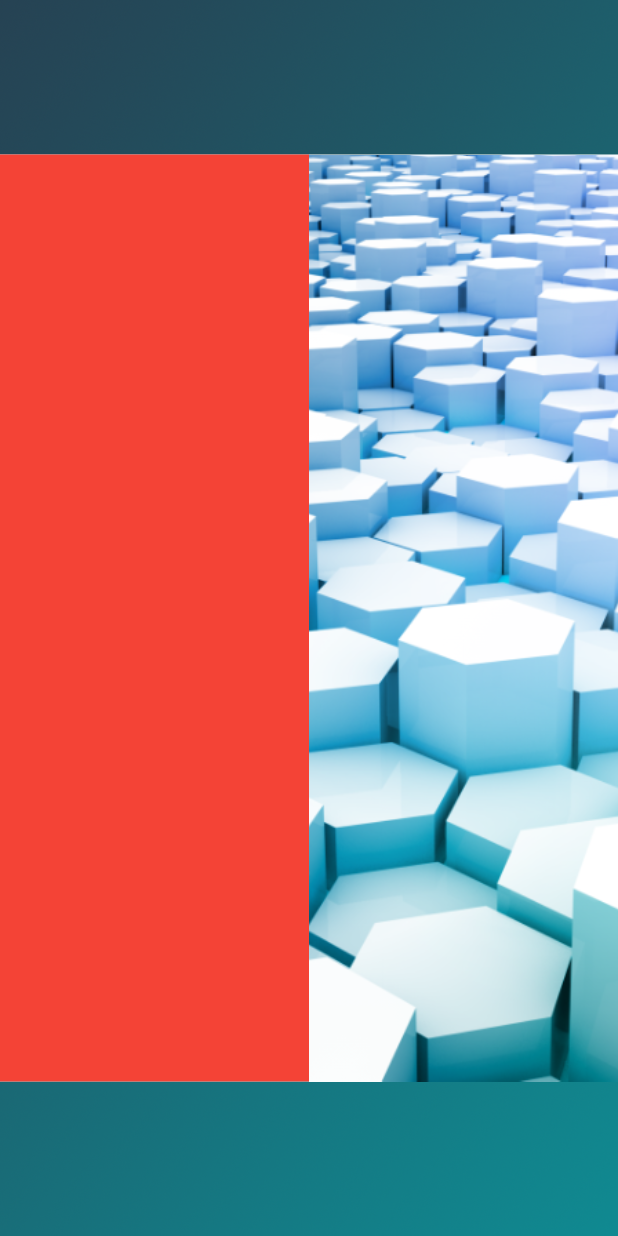
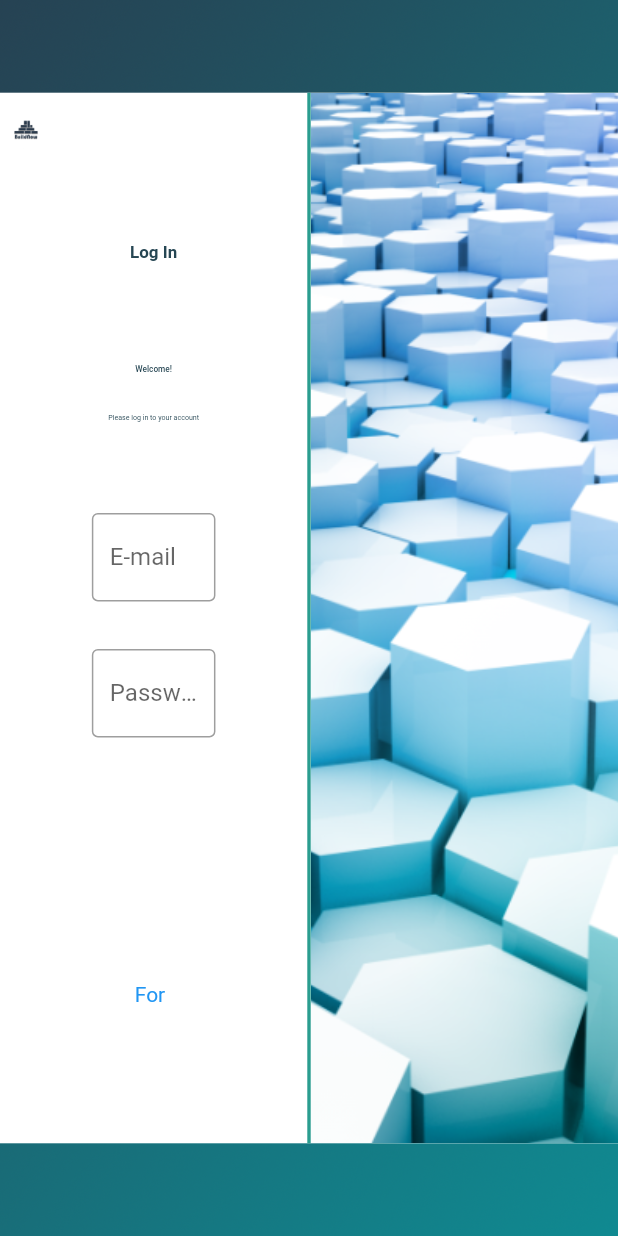
Before and after one commit to tudorkalisch/DpIT, a Flutter app: the screen it shows after launch, on a phone screen of 412 x 824 dp. Run offline on Flutter 3.47's test engine with Material 2 defaults, Android fonts, the phone set to English and light mode, and no system bars.

Commit message:
Almost done
Implementation almost done

```diff
--- a/lib/loginpage.dart
+++ /dev/null
@@ -1,39 +0,0 @@
-import 'package:flutter/material.dart';
-
-import './loginpage_form.dart';
-import './loginpage_image.dart';
-
-class LoginPage extends StatelessWidget {
-  @override
-  Widget build(BuildContext context) {
-  final screenWidth = MediaQuery.of(context).size.width;
-  final screenHeight = MediaQuery.of(context).size.height;
-    return Container(
-        height: double.infinity,
-        width: double.infinity,
-        decoration: const BoxDecoration(
-          image: DecorationImage(
-            image: AssetImage("assets/gradient.png"),
-            fit: BoxFit.cover
-          )
-        ),
-        child: Center(
-          child: Container(
-          constraints: BoxConstraints(
-            minHeight: 350,
-            minWidth: 665
-          ),
-            width: screenWidth * 0.65,
-            height: screenHeight * 0.75,
-            color: Colors.white,
-            child: Row(
-              children: [
-                LoginPageForm(),
-                LoginPageImage()
-              ],
-            )
-        )
-      )
-    );
-  }
-}
--- /dev/null
+++ b/lib/loginpage/loginpage.dart
@@ -0,0 +1,40 @@
+import 'package:flutter/material.dart';
+
+import './loginpage_form.dart';
+import 'loginpage_image.dart';
+
+class LoginPage extends StatelessWidget {
+  @override
+  Widget build(BuildContext context) {
+    final screenWidth = MediaQuery.of(context).size.width;
+    final screenHeight = MediaQuery.of(context).size.height;
+    return Scaffold(
+        body: Container(
+            height: double.infinity,
+            width: double.infinity,
+            decoration: const BoxDecoration(
+                image: DecorationImage(
+                    image: AssetImage("assets/gradient.png"),
+                    fit: BoxFit.cover)),
+            child: Center(
+                child: Container(
+                    constraints: BoxConstraints(minHeight: 350, minWidth: 665),
+                    width: screenWidth * 0.61,
+                    height: screenHeight * 0.85,
+                    color: Colors.white,
+                    child: Row(
+                      children: [
+                        LoginPageForm(
+                            screenHeight: screenHeight,
+                            screenWidth: screenWidth),
+                        Expanded(
+                            flex: 1,
+                            child: Container(
+                                height: double.infinity,
+                                width: double.infinity,
+                                color: Color(0xff2a9d8f))),
+                        LoginPageImage()
+                      ],
+                    )))));
+  }
+}
--- /dev/null
+++ b/lib/loginpage/loginpage_form.dart
@@ -0,0 +1,100 @@
+import 'package:flutter/material.dart';
+
+import './loginpage_logo.dart';
+
+class LoginPageForm extends StatelessWidget {
+  final screenWidth;
+  final screenHeight;
+
+  LoginPageForm({this.screenWidth, this.screenHeight});
+
+  @override
+  Widget build(BuildContext context) {
+    return Expanded(
+      flex: 90,
+      child: FractionallySizedBox(
+        widthFactor: 1,
+        heightFactor: 1,
+        alignment: Alignment.topLeft,
+        child: Stack(
+          alignment: Alignment.center,
+          children: [
+            LoginPageLogo(screenHeight: screenHeight, screenWidth: screenWidth),
+            Positioned(
+              top: screenHeight * 0.12,
+              child: DefaultTextStyle(
+                style: TextStyle(color: Color(0xff264653), fontSize: screenWidth * 0.0275, fontWeight: FontWeight.bold),
+                child: Text(
+                  "Log In",
+                  textAlign: TextAlign.center,
+                )
+              )
+            ),
+            Positioned(
+              top: screenHeight * 0.22,
+              child: DefaultTextStyle(
+                style: TextStyle(color: Color(0xff264653), fontSize: screenWidth * 0.0135, fontWeight: FontWeight.w500),
+                child: Text(
+                  "Welcome!",
+                  textAlign: TextAlign.center,
+                ),
+              )
+            ),
+            Positioned(
+              top: screenHeight * 0.26,
+              child: DefaultTextStyle(
+                style: TextStyle(color: Color(0xff264653), fontSize: screenWidth * 0.0115),
+                child: Text(
+                  "Please log in to your account",
+                  textAlign: TextAlign.center,
+                ),
+              )
+            ),
+            Positioned(
+              top: screenHeight * 0.34,
+              child: SizedBox(
+                height: screenHeight * 0.08,
+                width: screenWidth * 0.2,
+                child: TextField(
+                  decoration: InputDecoration(
+                    border: OutlineInputBorder(),
+                    hintText: "E-mail"
+                  ),
+                )
+              )
+            ),
+            Positioned(
+              top: screenHeight * 0.45,
+              child: SizedBox(
+                height: screenHeight * 0.08,
+                width: screenWidth * 0.2,
+                child: TextField(
+                  decoration: InputDecoration(
+                    border: OutlineInputBorder(),
+                    hintText: "Password"
+                  ),
+                )
+              )
+            ),
+            Positioned(
+              bottom: screenHeight * 0.1,
+              child: Container(
+                width: screenWidth * 0.1,
+                height: screenHeight * 0.04,
+                child: TextButton(
+                  style: TextButton.styleFrom(
+                    textStyle: TextStyle(
+                      color: Colors.blue
+                    )
+                  ),
+                  onPressed: () {},
+                  child: const Text("Forgot password?")
+                ),
+              )
+            ),
+          ]
+        )
+      ),
+    );
+  }
+}
--- a/lib/loginpage_image.dart
+++ b/lib/loginpage/loginpage_image.dart
@@ -4,7 +4,8 @@ class LoginPageImage extends StatelessWidget {
   @override
   Widget build(BuildContext context) {
     return Expanded(
-      child: FractionallySizedBox(
+      flex: 90, //avem valori asa de mari aici pentru a face bara colorata din mijloc mica
+      child: FractionallySizedBox( //din ceva motiv cu Container simplu nu afisa imaginea si a ramas FractionallySizedBox, dar voi reveni aici
         widthFactor: 1,
         heightFactor: 1,
         alignment: Alignment.topRight,
--- /dev/null
+++ b/lib/loginpage/loginpage_logo.dart
@@ -0,0 +1,20 @@
+import 'package:flutter/material.dart';
+
+class LoginPageLogo extends StatelessWidget {
+  final screenWidth;
+  final screenHeight;
+
+  LoginPageLogo({this.screenWidth, this.screenHeight});
+
+  @override
+  Widget build(BuildContext context) {
+    return Positioned(
+      left: 0,
+      top: screenHeight * 0.016,
+      child: Image.asset(
+        "assets/Logotr.png",
+        scale: 1 / screenWidth * 22500
+      )
+    );
+  }
+}
--- a/lib/loginpage_form.dart
+++ /dev/null
@@ -1,17 +0,0 @@
-import 'package:flutter/material.dart';
-
-class LoginPageForm extends StatelessWidget {
-  @override
-  Widget build(BuildContext context) {
-    return Expanded(
-      child: FractionallySizedBox(
-        widthFactor: 1,
-        heightFactor: 1,
-        alignment: Alignment.topLeft,
-        child: Container(
-          color: Colors.red
-        )
-      ),
-    );
-  }
-}
--- a/lib/main.dart
+++ b/lib/main.dart
@@ -1,6 +1,6 @@
 import 'package:flutter/material.dart';
 
-import './loginpage.dart';
+import 'loginpage/loginpage.dart';
 
 void main() {
   runApp(MyApp());
--- a/pubspec.yaml
+++ b/pubspec.yaml
@@ -60,6 +60,7 @@ flutter:
   assets:
     - assets/gradient.png
     - assets/loginpageimage.png
+    - assets/Logotr.png
 
   # An image asset can refer to one or more resolution-specific "variants", see
   # https://flutter.dev/assets-and-images/#resolution-aware
```
Also changed, not shown: assets/Logotr.png (added).
